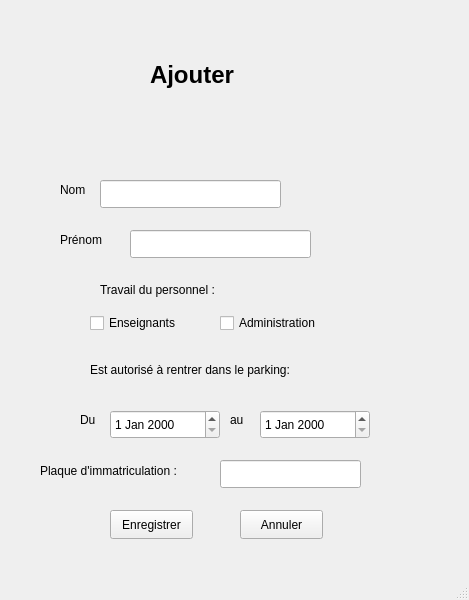
Qt form Projet-IHM-Plaque/mainwindow.ui (SomeBoringNerd/ProjectBlackMirror) before a commit.
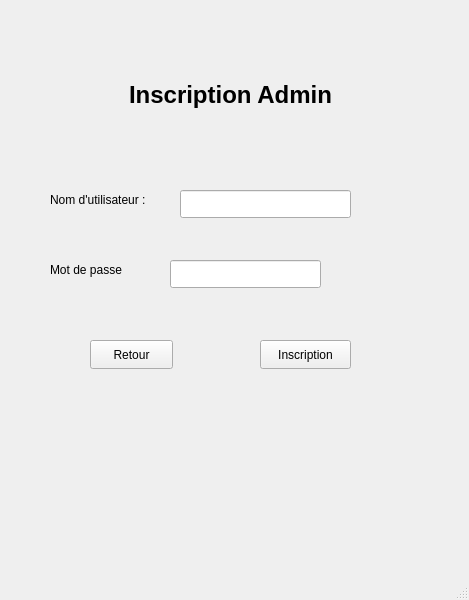
The same form after that commit. The open tabs and pages were chosen to show the change.

Commit message:
Modification des boutons + nouvelles pages admin
- Problème avec certains boutons d'accueil, ajouter et partie Admin
- Envoie de message si on appuie sur le bouton ouvrir et signaler du menu principale pour l'agent d'accueil
- Ajout d'une partie Administrateur (connexion, inscription, accueil, partie ajouter pour insérer les visiteurs avec leurs plaque d'immatriculation)

The edit to the form file:
```diff
--- a/Projet-IHM-Plaque/mainwindow.ui
+++ b/Projet-IHM-Plaque/mainwindow.ui
@@ -17,10 +17,10 @@
    <widget class="QStackedWidget" name="stackedWidget">
     <property name="geometry">
      <rect>
-      <x>20</x>
-      <y>20</y>
-      <width>421</width>
-      <height>531</height>
+      <x>10</x>
+      <y>10</y>
+      <width>441</width>
+      <height>541</height>
      </rect>
     </property>
     <property name="currentIndex">
@@ -190,20 +190,20 @@
       <property name="geometry">
        <rect>
         <x>130</x>
-        <y>30</y>
-        <width>131</width>
+        <y>40</y>
+        <width>171</width>
         <height>51</height>
        </rect>
       </property>
       <property name="text">
-       <string>&lt;html&gt;&lt;head/&gt;&lt;body&gt;&lt;p&gt;&lt;span style=&quot; font-size:18pt; font-weight:700;&quot;&gt;Ajouter&lt;/span&gt;&lt;/p&gt;&lt;/body&gt;&lt;/html&gt;</string>
+       <string>&lt;html&gt;&lt;head/&gt;&lt;body&gt;&lt;p align=&quot;center&quot;&gt;&lt;span style=&quot; font-size:22pt; font-weight:700;&quot;&gt;Ajouter&lt;/span&gt;&lt;/p&gt;&lt;/body&gt;&lt;/html&gt;</string>
       </property>
      </widget>
      <widget class="QLabel" name="label_4">
       <property name="geometry">
        <rect>
         <x>40</x>
-        <y>160</y>
+        <y>130</y>
         <width>63</width>
         <height>20</height>
        </rect>
@@ -216,7 +216,7 @@
       <property name="geometry">
        <rect>
         <x>40</x>
-        <y>210</y>
+        <y>180</y>
         <width>63</width>
         <height>20</height>
        </rect>
@@ -228,8 +228,8 @@
      <widget class="QLabel" name="label_6">
       <property name="geometry">
        <rect>
-        <x>20</x>
-        <y>430</y>
+        <x>10</x>
+        <y>410</y>
         <width>181</width>
         <height>41</height>
        </rect>
@@ -242,7 +242,7 @@
       <property name="geometry">
        <rect>
         <x>90</x>
-        <y>490</y>
+        <y>470</y>
         <width>83</width>
         <height>29</height>
        </rect>
@@ -255,7 +255,7 @@
       <property name="geometry">
        <rect>
         <x>80</x>
-        <y>260</y>
+        <y>230</y>
         <width>161</width>
         <height>20</height>
        </rect>
@@ -268,7 +268,7 @@
       <property name="geometry">
        <rect>
         <x>60</x>
-        <y>390</y>
+        <y>360</y>
         <width>31</width>
         <height>20</height>
        </rect>
@@ -280,8 +280,8 @@
      <widget class="QCheckBox" name="checkBox_Enseignant_Ajouter">
       <property name="geometry">
        <rect>
-        <x>70</x>
-        <y>290</y>
+        <x>50</x>
+        <y>270</y>
         <width>111</width>
         <height>26</height>
        </rect>
@@ -294,7 +294,7 @@
       <property name="geometry">
        <rect>
         <x>200</x>
-        <y>290</y>
+        <y>270</y>
         <width>131</width>
         <height>26</height>
        </rect>
@@ -307,7 +307,7 @@
       <property name="geometry">
        <rect>
         <x>90</x>
-        <y>390</y>
+        <y>360</y>
         <width>110</width>
         <height>29</height>
        </rect>
@@ -316,8 +316,8 @@
      <widget class="QDateEdit" name="dateEdit_2_ajouter">
       <property name="geometry">
        <rect>
-        <x>240</x>
-        <y>390</y>
+        <x>250</x>
+        <y>360</y>
         <width>110</width>
         <height>29</height>
        </rect>
@@ -327,7 +327,7 @@
       <property name="geometry">
        <rect>
         <x>210</x>
-        <y>390</y>
+        <y>360</y>
         <width>31</width>
         <height>20</height>
        </rect>
@@ -340,7 +340,7 @@
       <property name="geometry">
        <rect>
         <x>70</x>
-        <y>340</y>
+        <y>310</y>
         <width>271</width>
         <height>20</height>
        </rect>
@@ -352,8 +352,8 @@
      <widget class="QLineEdit" name="lineEdit_Prenom_Ajouter">
       <property name="geometry">
        <rect>
-        <x>110</x>
-        <y>210</y>
+        <x>100</x>
+        <y>180</y>
         <width>181</width>
         <height>28</height>
        </rect>
@@ -362,8 +362,8 @@
      <widget class="QLineEdit" name="lineEdit_2_Non_Ajouter">
       <property name="geometry">
        <rect>
-        <x>80</x>
-        <y>160</y>
+        <x>100</x>
+        <y>130</y>
         <width>181</width>
         <height>28</height>
        </rect>
@@ -373,7 +373,7 @@
       <property name="geometry">
        <rect>
         <x>200</x>
-        <y>440</y>
+        <y>420</y>
         <width>141</width>
         <height>28</height>
        </rect>
@@ -383,7 +383,7 @@
       <property name="geometry">
        <rect>
         <x>220</x>
-        <y>490</y>
+        <y>470</y>
         <width>83</width>
         <height>29</height>
        </rect>
@@ -489,6 +489,93 @@
        </rect>
       </property>
       <property name="text">
+       <string>Inscription</string>
+      </property>
+     </widget>
+    </widget>
+    <widget class="QWidget" name="page_4">
+     <widget class="QLabel" name="label_16">
+      <property name="geometry">
+       <rect>
+        <x>80</x>
+        <y>60</y>
+        <width>281</width>
+        <height>51</height>
+       </rect>
+      </property>
+      <property name="text">
+       <string>&lt;html&gt;&lt;head/&gt;&lt;body&gt;&lt;p align=&quot;center&quot;&gt;&lt;span style=&quot; font-size:18pt; font-weight:700;&quot;&gt;Inscription Admin&lt;/span&gt;&lt;/p&gt;&lt;/body&gt;&lt;/html&gt;</string>
+      </property>
+     </widget>
+     <widget class="QLabel" name="label_17">
+      <property name="geometry">
+       <rect>
+        <x>40</x>
+        <y>180</y>
+        <width>141</width>
+        <height>20</height>
+       </rect>
+      </property>
+      <property name="text">
+       <string>Nom d'utilisateur :</string>
+      </property>
+     </widget>
+     <widget class="QLineEdit" name="lineEdit">
+      <property name="geometry">
+       <rect>
+        <x>170</x>
+        <y>180</y>
+        <width>171</width>
+        <height>28</height>
+       </rect>
+      </property>
+     </widget>
+     <widget class="QLineEdit" name="lineEdit_2">
+      <property name="geometry">
+       <rect>
+        <x>160</x>
+        <y>250</y>
+        <width>151</width>
+        <height>28</height>
+       </rect>
+      </property>
+     </widget>
+     <widget class="QLabel" name="label_18">
+      <property name="geometry">
+       <rect>
+        <x>40</x>
+        <y>250</y>
+        <width>141</width>
+        <height>20</height>
+       </rect>
+      </property>
+      <property name="text">
+       <string>Mot de passe</string>
+      </property>
+     </widget>
+     <widget class="QPushButton" name="pushButton_3_Inscrire_Inscription">
+      <property name="geometry">
+       <rect>
+        <x>250</x>
+        <y>330</y>
+        <width>91</width>
+        <height>29</height>
+       </rect>
+      </property>
+      <property name="text">
+       <string>Inscription</string>
+      </property>
+     </widget>
+     <widget class="QPushButton" name="pushButton_2_Retour_Inscription">
+      <property name="geometry">
+       <rect>
+        <x>80</x>
+        <y>330</y>
+        <width>83</width>
+        <height>29</height>
+       </rect>
+      </property>
+      <property name="text">
        <string>Retour</string>
       </property>
      </widget>
```
Left out of the diff: 148 changed lines with no effect on the pictures. The commit also changes 3 other files.
